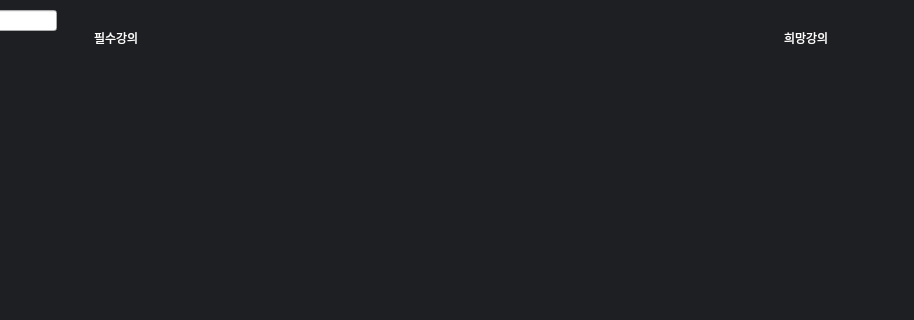
Qt form magic.ui (rocknroll17/Lecture-Scheduler) before a commit; both pictures show x 486 to 1400 and y 0 to 320 of the 1400 by 800 pixel window.
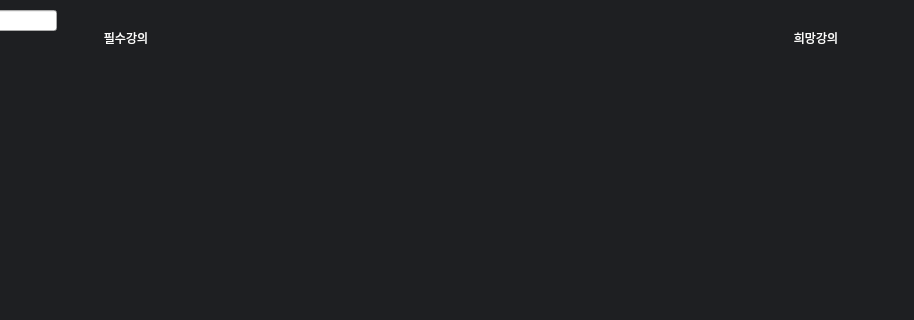
The same form after that commit.

Commit message: 뭔가 바꾸긴 했는데 나도 기억 안 남

Diff of the .ui file:
```diff
--- a/magic.ui
+++ b/magic.ui
@@ -674,6 +674,9 @@
    <property name="text">
     <string>필수강의</string>
    </property>
+   <property name="alignment">
+    <set>Qt::AlignCenter</set>
+   </property>
   </widget>
   <widget class="QLabel" name="label_3">
    <property name="geometry">
@@ -690,6 +693,9 @@
    <property name="text">
     <string>희망강의</string>
    </property>
+   <property name="alignment">
+    <set>Qt::AlignCenter</set>
+   </property>
   </widget>
  </widget>
  <resources/>
```
